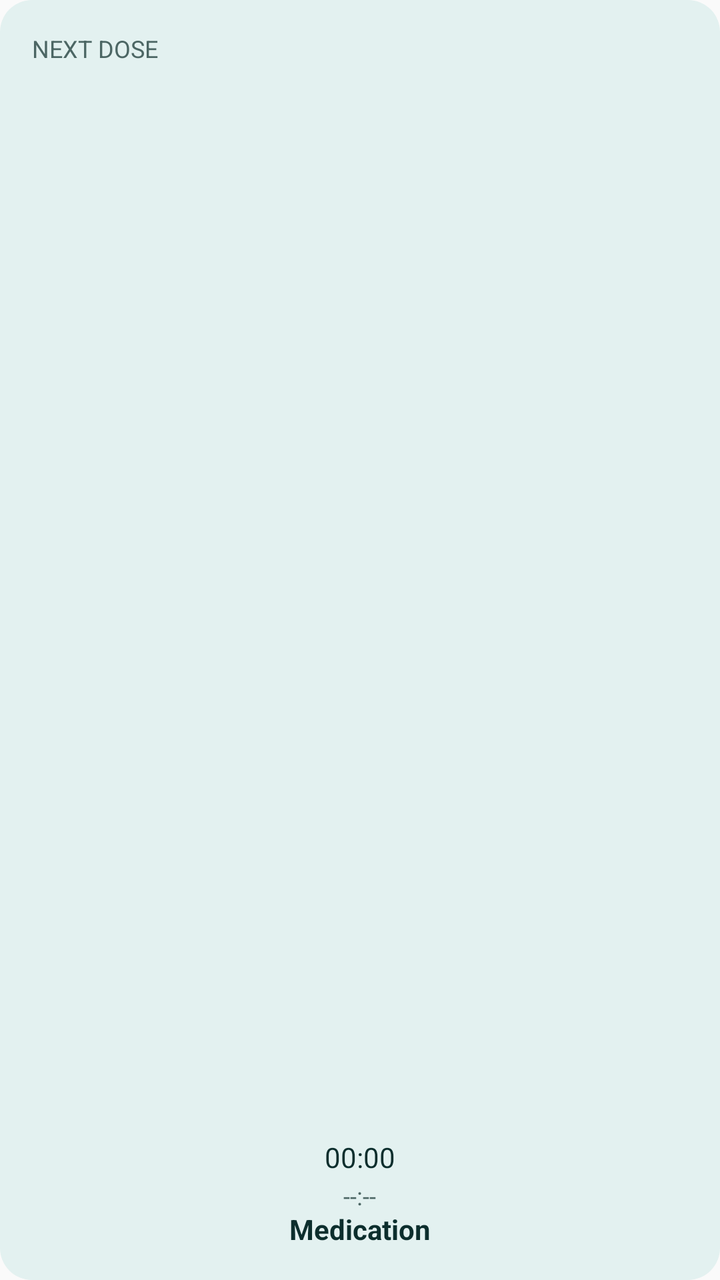
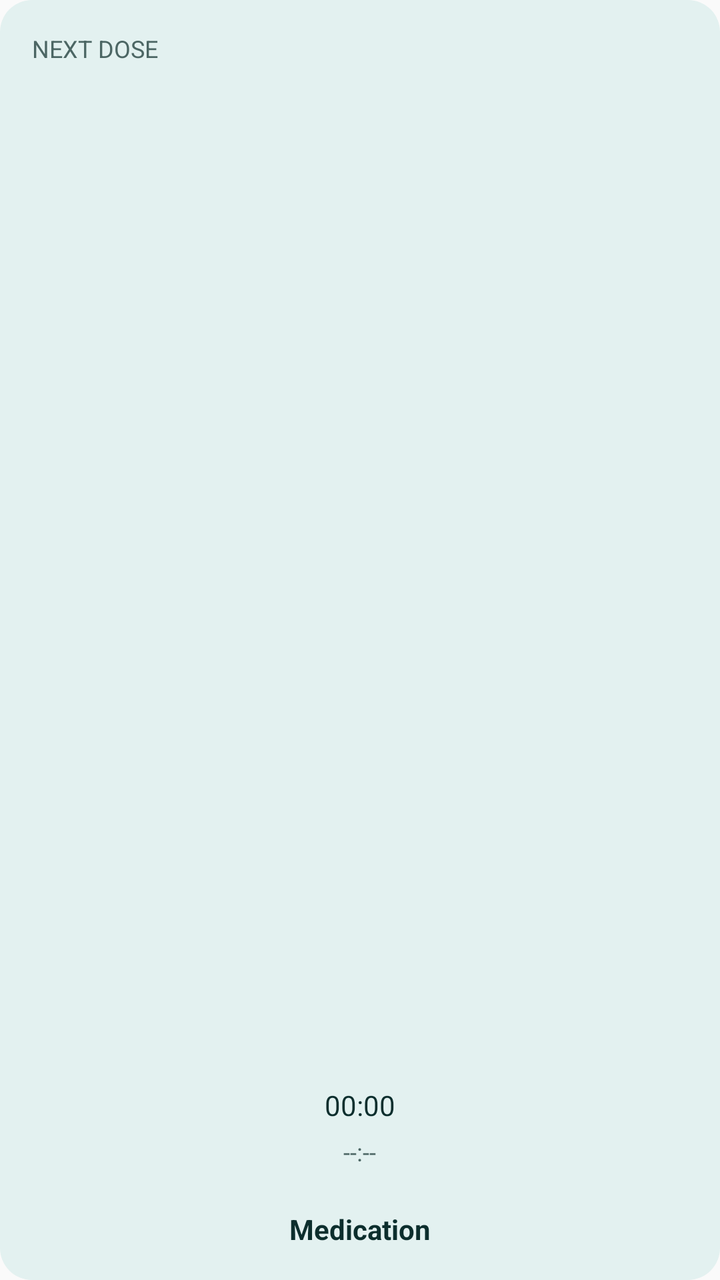

An Android layout rendered at two revisions. The XML below is the earlier revision; the diff shows what the commit changed to produce the second picture.
<!-- AndroidManifest.xml: application theme AppTheme -->
<!-- res/layout/next_dose_widget.xml -->
<?xml version="1.0" encoding="utf-8"?>
<FrameLayout xmlns:android="http://schemas.android.com/apk/res/android"
    android:id="@+id/widget_root"
    android:layout_width="match_parent"
    android:layout_height="match_parent"
    android:padding="16dp"
    android:background="@drawable/widget_background">

    <TextView
        android:id="@+id/widget_title"
        android:layout_width="wrap_content"
        android:layout_height="wrap_content"
        android:layout_gravity="top|start"
        android:text="NEXT DOSE"
        android:textSize="12sp"
        android:textColor="@color/widget_text_muted"
        android:maxLines="2"
        android:ellipsize="end"
        android:breakStrategy="simple" />

    <ProgressBar
        android:id="@+id/widget_ring"
        style="@style/ShosWidgetRing"
        android:layout_width="52dp"
        android:layout_height="52dp"
        android:layout_gravity="center"
        android:rotation="-90"
        android:max="100" />

    
    <TextView
        android:id="@+id/widget_ring_label"
        android:layout_width="wrap_content"
        android:layout_height="wrap_content"
        android:layout_gravity="center"
        android:text=""
        android:textSize="11sp"
        android:textStyle="bold"
        android:maxLines="1"
        android:ellipsize="end"
        android:breakStrategy="simple" />

    
    
    <Chronometer
        android:id="@+id/widget_countdown"
        android:layout_width="wrap_content"
        android:layout_height="wrap_content"
        android:layout_gravity="bottom|center_horizontal"
        android:layout_marginBottom="36dp"
        android:textSize="14sp"
        android:textColor="@color/widget_text_primary"
        android:clickable="false"
        android:focusable="false" />

    <TextView
        android:id="@+id/widget_next_dose"
        android:layout_width="wrap_content"
        android:layout_height="wrap_content"
        android:layout_gravity="bottom|center_horizontal"
        android:layout_marginBottom="18dp"
        android:text="--:--"
        android:textSize="12sp"
        android:textColor="@color/widget_text_muted"
        android:maxLines="1"
        android:ellipsize="end"
        android:breakStrategy="simple" />

    
    <TextView
        android:id="@+id/widget_med_name"
        android:layout_width="match_parent"
        android:layout_height="wrap_content"
        android:layout_gravity="bottom|center_horizontal"
        android:gravity="center"
        android:text="Medication"
        android:textSize="14sp"
        android:textStyle="bold"
        android:textColor="@color/widget_text_primary"
        android:maxLines="1"
        android:ellipsize="end"
        android:breakStrategy="simple"
        android:autoSizeTextType="uniform"
        android:autoSizeMaxTextSize="14sp"
        android:autoSizeMinTextSize="12sp"
        android:autoSizeStepGranularity="1sp" />
</FrameLayout>
<!-- resources referenced by this layout -->
<resources>
  <color name="widget_text_muted">#4C6664</color>
  <color name="widget_text_primary">#0C2E2D</color>
  <!-- drawable widget_background (drawable) -->
  <?xml version="1.0" encoding="utf-8"?>
  <shape xmlns:android="http://schemas.android.com/apk/res/android"
      android:shape="rectangle">
      <solid android:color="@color/widget_bg" />
      <corners android:radius="16dp" />
  </shape>
  <style name="ShosWidgetRing" parent="@android:style/Widget.ProgressBar.Horizontal">
          <item name="android:progressDrawable">@drawable/widget_ring</item>
          <item name="android:maxHeight">0dp</item>
          <item name="android:minHeight">0dp</item>
          <item name="android:indeterminateOnly">false</item>
      </style>
  <style name="AppTheme" parent="Theme.AppCompat.Light.DarkActionBar">
          
          <item name="colorPrimary">@color/colorPrimary</item>
          <item name="colorPrimaryDark">@color/colorPrimaryDark</item>
          <item name="colorAccent">@color/colorAccent</item>
          <item name="android:statusBarColor">@android:color/transparent</item>
          <item name="android:navigationBarColor">@android:color/transparent</item>
      </style>
  <color name="widget_bg">#E3F1F0</color>
  <!-- drawable widget_ring (drawable) -->
  <?xml version="1.0" encoding="utf-8"?>
  <layer-list xmlns:android="http://schemas.android.com/apk/res/android">
      <item
          android:id="@android:id/background"
          android:drawable="@drawable/widget_ring_track" />
      <item
          android:id="@android:id/progress"
          android:drawable="@drawable/widget_ring_arc" />
  </layer-list>
  <!-- drawable widget_ring_track (drawable) -->
  <?xml version="1.0" encoding="utf-8"?>
  <shape xmlns:android="http://schemas.android.com/apk/res/android"
      android:shape="ring"
      android:innerRadius="18dp"
      android:thickness="8dp"
      android:useLevel="true">
      <solid android:color="@color/widget_ring_track" />
  </shape>
  <!-- drawable widget_ring_arc (drawable) -->
  <?xml version="1.0" encoding="utf-8"?>
  <shape xmlns:android="http://schemas.android.com/apk/res/android"
      android:shape="ring"
      android:innerRadius="18dp"
      android:thickness="8dp"
      android:useLevel="true">
      <solid android:color="@color/widget_good" />
  </shape>
  <color name="widget_ring_track">#A0D0C8</color>
  <color name="widget_good">#0B6B33</color>
</resources>

<!-- the commit's change to res/layout/next_dose_widget.xml (unified diff, before → after) -->
@@ -47,7 +47,7 @@
         android:layout_width="wrap_content"
         android:layout_height="wrap_content"
         android:layout_gravity="bottom|center_horizontal"
-        android:layout_marginBottom="36dp"
+        android:layout_marginBottom="62dp"
         android:textSize="14sp"
         android:textColor="@color/widget_text_primary"
         android:clickable="false"
@@ -58,7 +58,7 @@
         android:layout_width="wrap_content"
         android:layout_height="wrap_content"
         android:layout_gravity="bottom|center_horizontal"
-        android:layout_marginBottom="18dp"
+        android:layout_marginBottom="40dp"
         android:text="--:--"
         android:textSize="12sp"
         android:textColor="@color/widget_text_muted"
